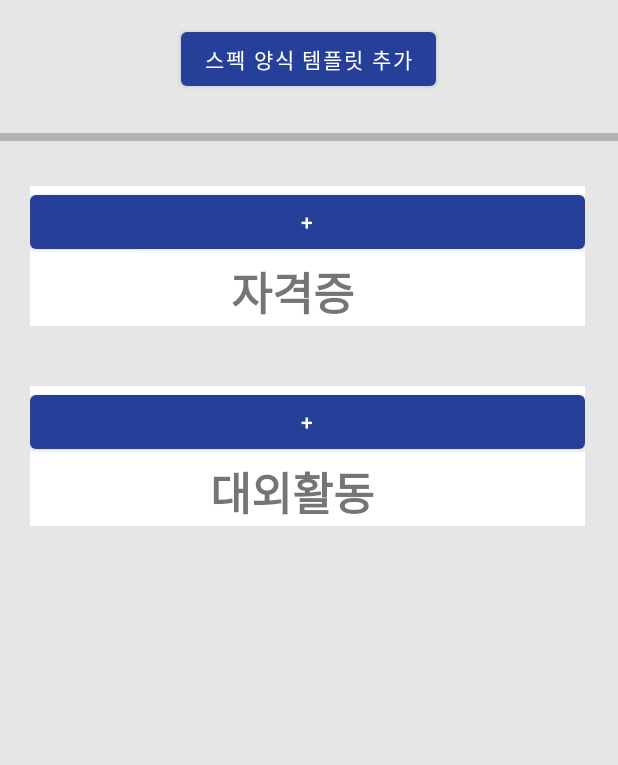
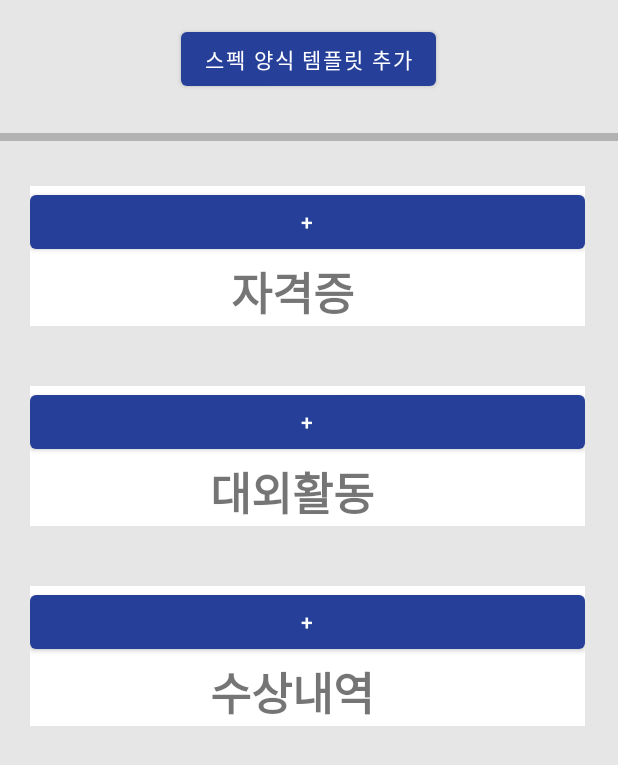
Before and after one commit to chaesoobum/anyang_setup, an Android app: the SpecActivity screen opened directly, with no data from a screen before it, on a phone screen of 412 x 824 dp. Shown: the top 765 px of the screen. Run offline under Robolectric (Android 15) with nearby library versions, the phone set to English and light mode, and no system bars.

Commit message:
스펙 업데이트

```diff
--- a/app/src/main/AndroidManifest.xml
+++ b/app/src/main/AndroidManifest.xml
@@ -41,7 +41,8 @@
         <activity android:name=".PersonalWriteActivity" />
         <activity android:name=".PersonalGptActivity" />
         <activity android:name=".PersonalLockerActivity" />
-        <activity android:name=".SpecActivity"/>
+        <activity android:name=".SpecActivity" />
+        <activity android:name=".CertificateActivity" />
     </application>
 
 </manifest>
--- a/app/src/main/java/com/example/anyang_setup/SpecActivity.java
+++ b/app/src/main/java/com/example/anyang_setup/SpecActivity.java
@@ -23,6 +23,10 @@ public class SpecActivity extends AppCompatActivity {
     private Button addExternalActivitiesButton;
     private List<String> externalActivitiesDataList;
 
+    private LinearLayout awardsTable;
+    private Button addAwardsButton;
+    private List<String> awardsDataList;
+
     @Override
     protected void onCreate(Bundle savedInstanceState) {
         super.onCreate(savedInstanceState);
@@ -30,11 +34,15 @@ public class SpecActivity extends AppCompatActivity {
 
         certificationTable = findViewById(R.id.certificationTable);
         addCertificationButton = findViewById(R.id.addCertificationButton);
-        certificationDataList = new ArrayList<>(); // 데이터를 저장할 리스트 초기화
+        certificationDataList = new ArrayList<>();
 
-        externalActivitiesTable = findViewById(R.id.external_activitiesTable); // 이름 변경
-        addExternalActivitiesButton = findViewById(R.id.add_external_activitiesButton); // 이름 변경
-        externalActivitiesDataList = new ArrayList<>(); // 데이터를 저장할 리스트 초기화
+        externalActivitiesTable = findViewById(R.id.external_activitiesTable);
+        addExternalActivitiesButton = findViewById(R.id.add_external_activitiesButton);
+        externalActivitiesDataList = new ArrayList<>();
+
+        awardsTable = findViewById(R.id.awardsTable);
+        addAwardsButton = findViewById(R.id.addAwardsButton);
+        awardsDataList = new ArrayList<>();
 
         addCertificationButton.setOnClickListener(new View.OnClickListener() {
             @Override
@@ -45,7 +53,7 @@ public class SpecActivity extends AppCompatActivity {
             }
         });
 
-        addExternalActivitiesButton.setOnClickListener(new View.OnClickListener() { // 이름 변경
+        addExternalActivitiesButton.setOnClickListener(new View.OnClickListener() {
             @Override
             public void onClick(View v) {
                 // CertificateActivity를 호출하여 데이터를 입력받습니다.
@@ -54,15 +62,30 @@ public class SpecActivity extends AppCompatActivity {
             }
         });
 
+        addAwardsButton.setOnClickListener(new View.OnClickListener() {
+            @Override
+            public void onClick(View v) {
+                // CertificateActivity를 호출하여 데이터를 입력받습니다.
+                Intent intent = new Intent(SpecActivity.this, AwardsActivity.class);
+                startActivityForResult(intent, 3);
+            }
+        });
+
         // 액티비티가 시작될 때 저장된 데이터를 표시합니다.
         for (String certification : certificationDataList) {
             addCertificationRow(certification);
         }
 
-        for (String externalActivities : externalActivitiesDataList) { // 이름 변경
-            addExternalActivitiesRow(externalActivities); // 이름 변경
+        for (String externalActivities : externalActivitiesDataList) {
+            addExternalActivitiesRow(externalActivities);
         }
+
+        for (String award : awardsDataList) {
+            addAwardsRow(award);
+        }
+
     }
+
 
     private void addCertificationRow(String text) {
         // TableRow를 생성합니다.
@@ -87,13 +110,13 @@ public class SpecActivity extends AppCompatActivity {
         certificationTable.addView(newRow);
     }
 
-    private void addExternalActivitiesRow(String text) { // 이름 변경
+    private void addExternalActivitiesRow(String text) {
         // TableRow를 생성합니다.
         TableRow newRow = new TableRow(this);
 
         // 새로운 TextView를 생성하고 텍스트를 설정합니다.
-        TextView newExternalActivitiesTextView = new TextView(this); // 이름 변경
-        newExternalActivitiesTextView.setText(text); // 이름 변경
+        TextView newExternalActivitiesTextView = new TextView(this);
+        newExternalActivitiesTextView.setText(text);
         newExternalActivitiesTextView.setTextSize(20);
 
         // TextView의 텍스트를 가운데 정렬합니다.
@@ -104,10 +127,32 @@ public class SpecActivity extends AppCompatActivity {
                 TableRow.LayoutParams.MATCH_PARENT,
                 TableRow.LayoutParams.WRAP_CONTENT
         );
-        newRow.addView(newExternalActivitiesTextView, params); // 이름 변경
+        newRow.addView(newExternalActivitiesTextView, params);
+        // TableRow를 externalActivitiesTable에 추가합니다.
+        externalActivitiesTable.addView(newRow);
+    }
 
-        // TableRow를 externalActivitiesTable에 추가합니다.
-        externalActivitiesTable.addView(newRow); // 이름 변경
+    private void addAwardsRow(String text) {
+        // TableRow를 생성합니다.
+        TableRow newRow = new TableRow(this);
+
+        // 새로운 TextView를 생성하고 텍스트를 설정합니다.
+        TextView newAwardsTextView = new TextView(this);
+        newAwardsTextView.setText(text);
+        newAwardsTextView.setTextSize(20);
+
+        // TextView의 텍스트를 가운데 정렬합니다.
+        newAwardsTextView.setGravity(Gravity.CENTER); // 가운데 정렬
+
+        // TextView를 TableRow에 추가합니다.
+        TableRow.LayoutParams params = new TableRow.LayoutParams(
+                TableRow.LayoutParams.MATCH_PARENT,
+                TableRow.LayoutParams.WRAP_CONTENT
+        );
+        newRow.addView(newAwardsTextView, params);
+
+        // TableRow를 awardsTable에 추가합니다.
+        awardsTable.addView(newRow);
     }
 
     @Override
@@ -118,13 +163,18 @@ public class SpecActivity extends AppCompatActivity {
             // CertificateActivity에서 전달된 데이터를 가져옵니다.
             String newData_1 = data.getStringExtra("certification");
             String newData_2 = data.getStringExtra("externalActivities");
+            String newData_3 = data.getStringExtra("awards");
             // requestCode에 따라 데이터를 저장하고 표시합니다.
             if (requestCode == 1) {
                 certificationDataList.add(newData_1);
                 addCertificationRow(newData_1);
-            } else if (requestCode == 2) { // 이름 변경
-                externalActivitiesDataList.add(newData_2); // 이름 변경
-                addExternalActivitiesRow(newData_2); // 이름 변경
+            } else if (requestCode == 2) {
+                externalActivitiesDataList.add(newData_2);
+                addExternalActivitiesRow(newData_2);
+            }
+            else if (requestCode == 3) {
+                awardsDataList.add(newData_3);
+                addAwardsRow(newData_3);
             }
         }
     }
--- a/app/src/main/res/layout/spec_layout_3.xml
+++ b/app/src/main/res/layout/spec_layout_3.xml
@@ -98,24 +98,45 @@
 
         </TableRow>
 
-
-
-
-
-
         <!-- 테이블 내용은 동적으로 추가됩니다. -->
     </TableLayout>
 
 
+    <!-- 수상내역 테이블 -->
+    <TableLayout
+        android:id="@+id/awardsTable"
+        android:layout_width="370dp"
+        android:layout_height="wrap_content"
+        android:stretchColumns="10"
+        android:layout_margin="20dp"
+        android:background="@color/white"
 
+        >
+        <Button
+            android:id="@+id/addAwardsButton"
+            android:layout_width="53dp"
+            android:layout_height="wrap_content"
+            android:onClick="addAwardsRow"
+            android:text="+" />
 
+        <TableRow
+            android:layout_width="match_parent"
+            android:layout_height="wrap_content">
 
+            <!-- 수상내역 목록 텍스트 -->
+            <TextView
+                android:layout_width="370dp"
+                android:layout_height="wrap_content"
+                android:layout_gravity="center"
+                android:paddingEnd="20dp"
+                android:text="수상내역"
+                android:textSize="30dp"
+                android:textStyle="bold" />
 
+            <!-- + 버튼 -->
 
+        </TableRow>
 
-
-
-
-
-
+        <!-- 테이블 내용은 동적으로 추가됩니다. -->
+    </TableLayout>
 </LinearLayout>
```
Also changed, not shown: app/src/main/java/com/example/anyang_setup/ExternalActivitiesActivity.java (+4 -4 lines).
